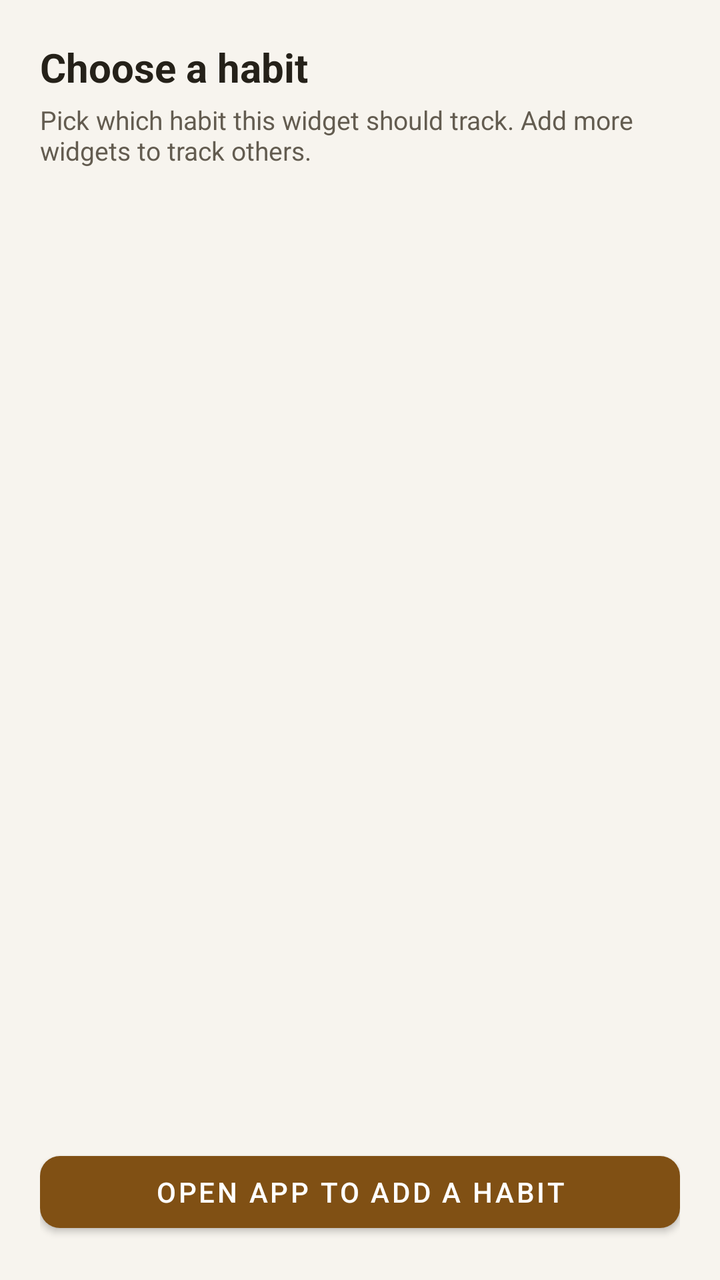
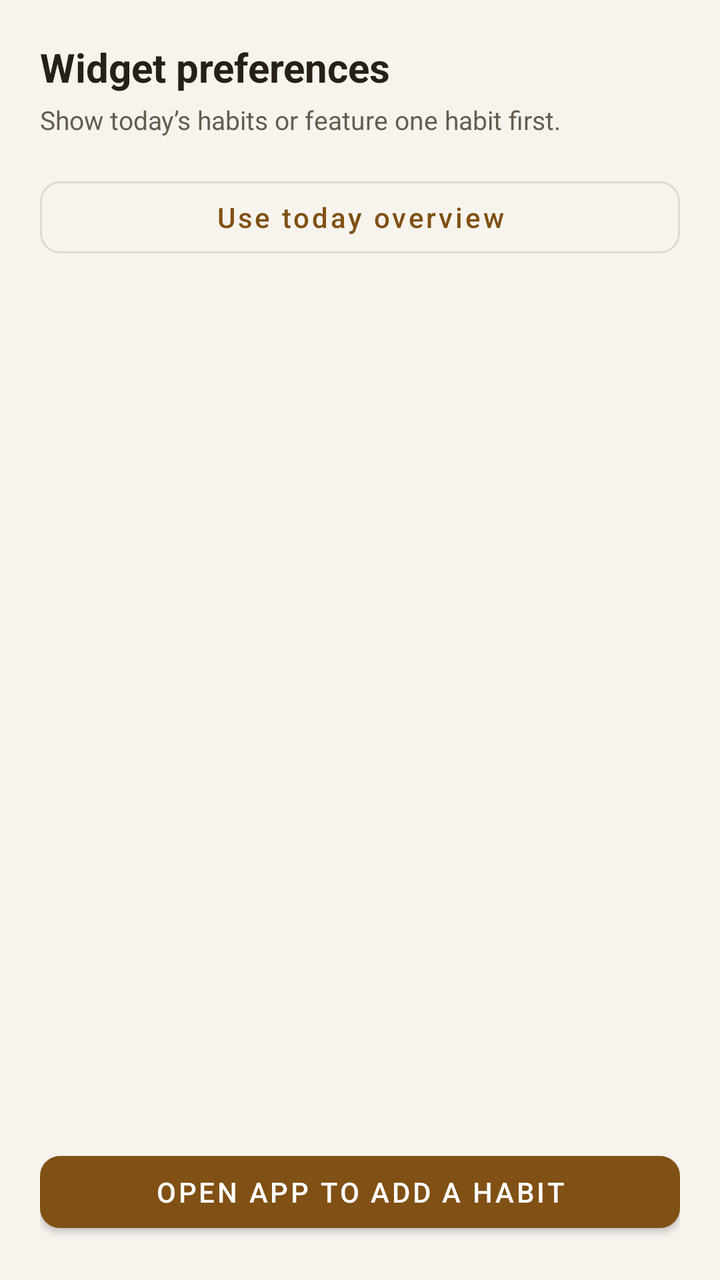

Compare the two renders of this Android layout. The source of the first and the diff that turns it into the second are given below.
<!-- AndroidManifest.xml: application theme Theme.Habitline -->
<!-- res/layout/activity_widget_config.xml -->
<?xml version="1.0" encoding="utf-8"?>
<LinearLayout xmlns:android="http://schemas.android.com/apk/res/android"
    android:layout_width="match_parent"
    android:layout_height="match_parent"
    android:orientation="vertical"
    android:background="@color/app_background"
    android:padding="20dp">

    <TextView
        android:layout_width="match_parent"
        android:layout_height="wrap_content"
        android:text="@string/widget_config_title"
        android:textColor="@color/app_text"
        android:textSize="20sp"
        android:textStyle="bold"
        android:paddingBottom="4dp" />

    <TextView
        android:layout_width="match_parent"
        android:layout_height="wrap_content"
        android:text="@string/widget_config_subtitle"
        android:textColor="@color/app_muted"
        android:textSize="13sp"
        android:paddingBottom="16dp" />

    <ListView
        android:id="@+id/habitListView"
        android:layout_width="match_parent"
        android:layout_height="0dp"
        android:layout_weight="1"
        android:divider="@null"
        android:dividerHeight="8dp" />

    <TextView
        android:id="@+id/emptyMessage"
        android:layout_width="match_parent"
        android:layout_height="wrap_content"
        android:visibility="gone"
        android:text="@string/empty_habits_message"
        android:textColor="@color/app_muted"
        android:gravity="center"
        android:padding="24dp" />

    <com.google.android.material.button.MaterialButton
        android:id="@+id/openAppButton"
        android:layout_width="match_parent"
        android:layout_height="wrap_content"
        android:text="@string/open_app_to_add_habit" />

</LinearLayout>
<!-- resources referenced by this layout -->
<resources>
  <color name="app_background">#F7F4EE</color>
  <color name="app_muted">#635C50</color>
  <color name="app_text">#252119</color>
  <string name="empty_habits_message">Create or restore a habit in Habitline to add it to this widget.</string>
  <string name="open_app_to_add_habit">Open app to add a habit</string>
  <string name="widget_config_subtitle">Pick which habit this widget should track. Add more widgets to track others.</string>
  <string name="widget_config_title">Choose a habit</string>
  <style name="Theme.Habitline" parent="Theme.MaterialComponents.DayNight.NoActionBar">
          <item name="colorPrimary">@color/app_primary</item>
          <item name="colorOnPrimary">@color/app_on_primary</item>
          <item name="colorPrimaryDark">@color/app_background</item>
          <item name="colorSecondary">@color/app_primary</item>
          <item name="colorOnSecondary">@color/app_on_primary</item>
          <item name="colorSurface">@color/app_surface</item>
          <item name="colorOnSurface">@color/app_text</item>
          <item name="colorError">@color/app_error</item>
          <item name="android:colorBackground">@color/app_background</item>
          <item name="android:windowBackground">@color/app_background</item>
          <item name="android:navigationBarColor">@color/app_surface</item>
          <item name="android:statusBarColor">@color/app_background</item>
          <item name="android:windowLightStatusBar">@bool/light_system_bars</item>
          <item name="shapeAppearanceSmallComponent">@style/Habitline.Shape.Small</item>
      </style>
  <color name="app_primary">#805014</color>
  <color name="app_on_primary">#FFFFFF</color>
  <color name="app_surface">#FFFCF6</color>
  <color name="app_error">#A52828</color>
  <style name="Habitline.Shape.Small" parent="ShapeAppearance.MaterialComponents.SmallComponent">
          <item name="cornerSize">10dp</item>
      </style>
</resources>

<!-- the commit's change to res/layout/activity_widget_config.xml (unified diff, before → after) -->
@@ -22,6 +22,14 @@
         android:textColor="@color/app_muted"
         android:textSize="13sp"
         android:paddingBottom="16dp" />
+
+    <com.google.android.material.button.MaterialButton
+        android:id="@+id/overviewButton"
+        style="@style/Habitline.Button.Outlined"
+        android:layout_width="match_parent"
+        android:layout_height="wrap_content"
+        android:minHeight="48dp"
+        android:text="@string/widget_use_overview" />
 
     <ListView
         android:id="@+id/habitListView"
<!-- resource entries referenced after the edit -->
@@ -5,8 +5,12 @@
   <color name="app_text">#252119</color>
   <string name="empty_habits_message">Create or restore a habit in Habitline to add it to this widget.</string>
   <string name="open_app_to_add_habit">Open app to add a habit</string>
-  <string name="widget_config_subtitle">Pick which habit this widget should track. Add more widgets to track others.</string>
-  <string name="widget_config_title">Choose a habit</string>
+  <string name="widget_config_subtitle">Show today’s habits or feature one habit first.</string>
+  <string name="widget_config_title">Widget preferences</string>
+  <string name="widget_use_overview">Use today overview</string>
+  <style name="Habitline.Button.Outlined" parent="Widget.MaterialComponents.Button.OutlinedButton">
+          <item name="android:textAllCaps">false</item>
+      </style>
   <style name="Theme.Habitline" parent="Theme.MaterialComponents.DayNight.NoActionBar">
           <item name="colorPrimary">@color/app_primary</item>
           <item name="colorOnPrimary">@color/app_on_primary</item>
